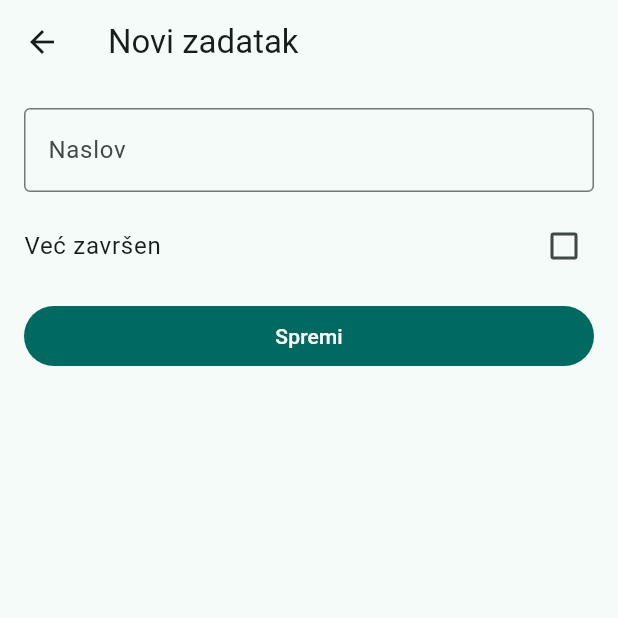
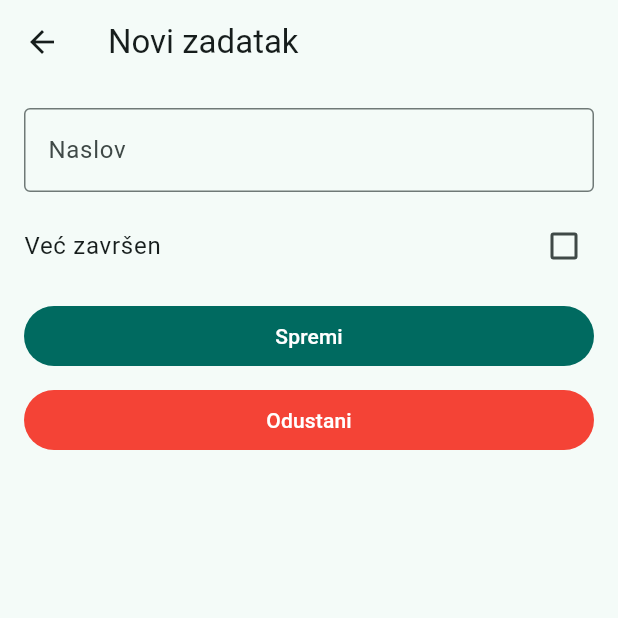
Before and after one commit to kantonija/NRAMU-Zadaci_app, a Flutter app: the screen it shows after launch, after a tap on the "add" icon, on a phone screen of 412 x 824 dp, the top half of it. Run offline on Flutter 3.47's test engine with Material 3 defaults, Android fonts, the light colour scheme and no system bars.

Commit message:
Dodane provjere razumijevanja 1 i 2

```diff
--- a/lib/forma_ekran.dart
+++ b/lib/forma_ekran.dart
@@ -37,6 +37,9 @@ class _FormaEkranState extends State<FormaEkran> {
     );
     Navigator.pop(context, zadatak);
   }
+  void _odustani() {
+    Navigator.pop(context);
+  }
   @override
   Widget build(BuildContext context) {
     return Scaffold(
@@ -67,6 +70,12 @@ class _FormaEkranState extends State<FormaEkran> {
               ),
               const SizedBox(height: 8),
               FilledButton(onPressed: _spremi, child: const Text('Spremi')),
+              const SizedBox(height: 8),
+              FilledButton(
+                style: FilledButton.styleFrom(backgroundColor: Colors.red),
+                onPressed: _odustani,
+                child: const Text('Odustani'),
+              ),
             ],
           ),
         ),
--- a/lib/main.dart
+++ b/lib/main.dart
@@ -29,6 +29,8 @@ class _ZadatciEkranState extends State<ZadatciEkran> {
   late Future<void> _ucitavanje = _ucitaj();
   Future<void> _ucitaj() async {
     final podaci = await _repo.dohvati();
+    if (!mounted) return;
+    setState(() => _zadaci.clear());
     _zadaci
       ..clear()
       ..addAll(podaci);
@@ -52,7 +54,7 @@ class _ZadatciEkranState extends State<ZadatciEkran> {
   @override
   Widget build(BuildContext context) {
     return Scaffold(
-      appBar: AppBar(title: const Text('Zadatci')),
+      appBar: AppBar(title: Text('Zadatci (${_zadaci.length})')),
       floatingActionButton: FloatingActionButton(
         onPressed: _dodaj,
         tooltip: 'Novi zadatak',
```
Also changed, not shown: 1 other file.
